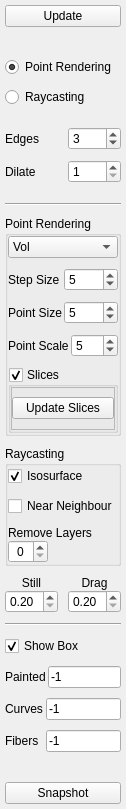
Above: tools/paint-graphcut/viewermenu.ui from nci/drishti before the change. Below: the same form after it.
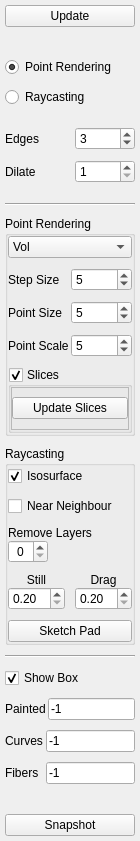
That is the form after the change.

```diff
--- a/tools/paint-graphcut/viewermenu.ui
+++ b/tools/paint-graphcut/viewermenu.ui
@@ -7,7 +7,7 @@
     <x>0</x>
     <y>0</y>
     <width>110</width>
-    <height>781</height>
+    <height>788</height>
    </rect>
   </property>
   <property name="sizePolicy">
@@ -324,7 +324,6 @@
        </widget>
       </item>
      </layout>
-     <zorder></zorder>
      <zorder>slicesBox</zorder>
      <zorder>voxchoice</zorder>
     </widget>
@@ -409,9 +408,6 @@
         </item>
        </layout>
       </item>
-     </layout>
-    </widget>
-   </item>
    <item>
     <layout class="QGridLayout" name="gridLayout">
      <property name="topMargin">
@@ -426,7 +422,7 @@
         <double>0.200000000000000</double>
        </property>
        <property name="maximum">
-        <double>2.000000000000000</double>
+           <double>10.000000000000000</double>
        </property>
        <property name="singleStep">
         <double>0.100000000000000</double>
@@ -439,7 +435,7 @@
         <double>0.200000000000000</double>
        </property>
        <property name="maximum">
-        <double>3.000000000000000</double>
+           <double>10.000000000000000</double>
        </property>
        <property name="singleStep">
         <double>0.100000000000000</double>
@@ -467,6 +463,19 @@
       </widget>
      </item>
     </layout>
+      </item>
+      <item>
+       <widget class="QPushButton" name="sketchPad">
+        <property name="text">
+         <string>Sketch Pad</string>
+        </property>
+        <property name="checkable">
+         <bool>true</bool>
+        </property>
+       </widget>
+      </item>
+     </layout>
+    </widget>
    </item>
    <item>
     <widget class="Line" name="line_2">
```
Lines whose indentation alone changed are shown as unchanged.
